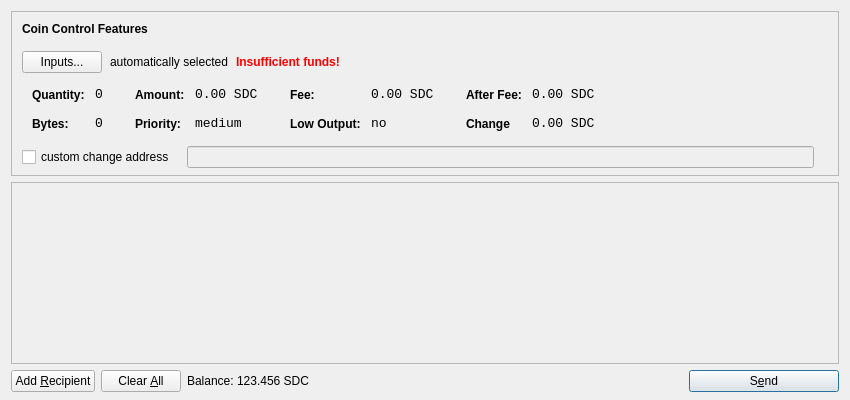
Before: the Qt Designer form src/qt/forms/sendcoinsdialog.ui in jyap808/jumbucks, drawn with Qt 5.
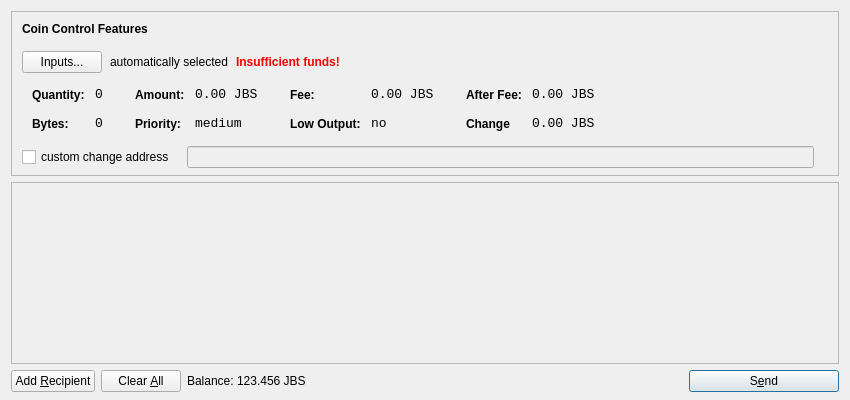
After: the same form once the commit is applied. Icons and pictures are not drawn.

What changed in the file:
```diff
--- a/src/qt/forms/sendcoinsdialog.ui
+++ b/src/qt/forms/sendcoinsdialog.ui
@@ -321,7 +321,7 @@
                   <enum>Qt::ActionsContextMenu</enum>
                  </property>
                  <property name="text">
-                  <string>0.00 SDC</string>
+                  <string>0.00 JBS</string>
                  </property>
                  <property name="textInteractionFlags">
                   <set>Qt::LinksAccessibleByMouse|Qt::TextSelectableByKeyboard|Qt::TextSelectableByMouse</set>
@@ -407,7 +407,7 @@
                   <enum>Qt::ActionsContextMenu</enum>
                  </property>
                  <property name="text">
-                  <string>0.00 SDC</string>
+                  <string>0.00 JBS</string>
                  </property>
                  <property name="textInteractionFlags">
                   <set>Qt::LinksAccessibleByMouse|Qt::TextSelectableByKeyboard|Qt::TextSelectableByMouse</set>
@@ -493,7 +493,7 @@
                   <enum>Qt::ActionsContextMenu</enum>
                  </property>
                  <property name="text">
-                  <string>0.00 SDC</string>
+                  <string>0.00 JBS</string>
                  </property>
                  <property name="textInteractionFlags">
                   <set>Qt::LinksAccessibleByMouse|Qt::TextSelectableByKeyboard|Qt::TextSelectableByMouse</set>
@@ -525,7 +525,7 @@
                   <enum>Qt::ActionsContextMenu</enum>
                  </property>
                  <property name="text">
-                  <string>0.00 SDC</string>
+                  <string>0.00 JBS</string>
                  </property>
                  <property name="textInteractionFlags">
                   <set>Qt::LinksAccessibleByMouse|Qt::TextSelectableByKeyboard|Qt::TextSelectableByMouse</set>
@@ -732,7 +732,7 @@
           <cursorShape>IBeamCursor</cursorShape>
          </property>
          <property name="text">
-          <string>123.456 SDC</string>
+          <string>123.456 JBS</string>
          </property>
          <property name="textInteractionFlags">
           <set>Qt::LinksAccessibleByMouse|Qt::TextSelectableByKeyboard|Qt::TextSelectableByMouse</set>
```
